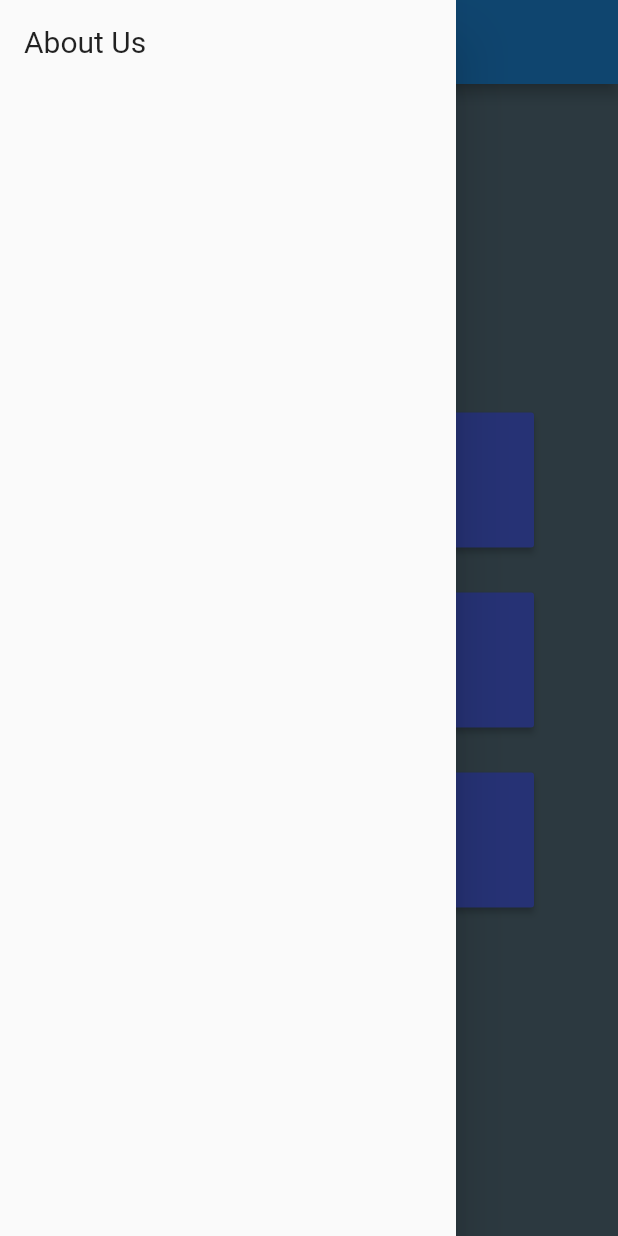
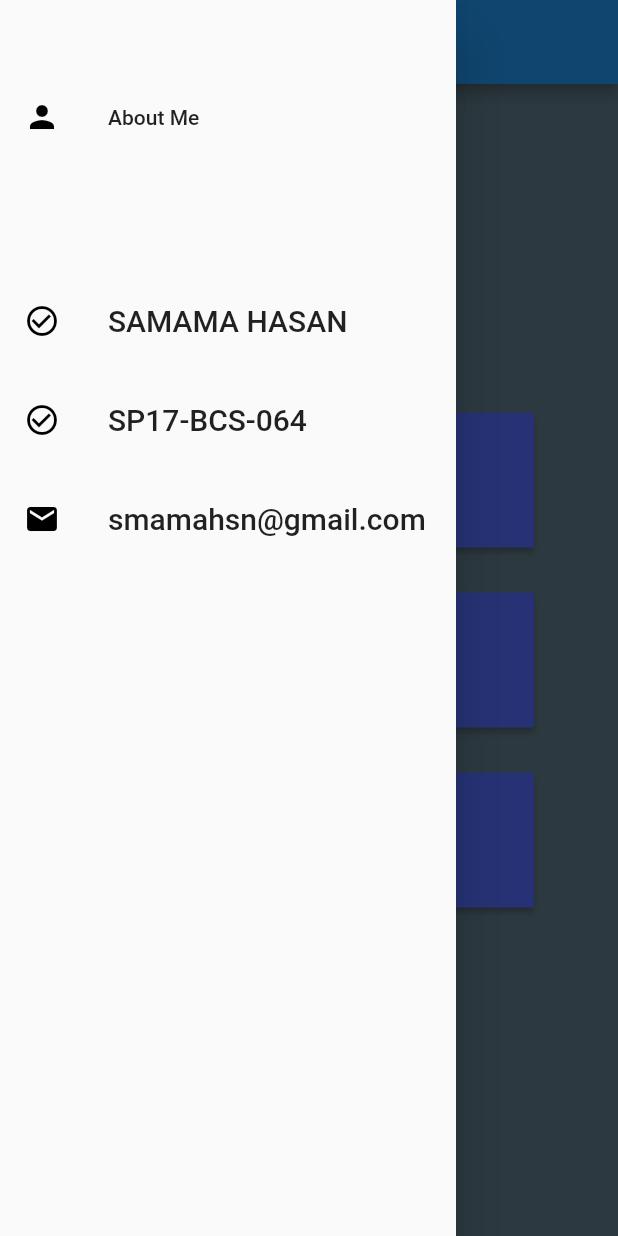
Before and after one commit to smamaHsn/Dice_flutterApplication.SP17-BCS-064, a Flutter app: the screen it shows after launch, with the side drawer open, on a phone screen of 412 x 824 dp. Run offline on Flutter 3.47's test engine with Material 2 defaults, Android fonts, the phone set to English and light mode, and no system bars.

Commit message:
Final UI Improvement + Funtionality Improvements

```diff
--- /dev/null
+++ b/lib/AboutUs.dart
@@ -0,0 +1,63 @@
+import 'package:flutter/cupertino.dart';
+import 'package:flutter/material.dart';
+import 'selectionpage.dart';
+
+
+class aboutus extends StatelessWidget {
+  @override
+  Widget build(BuildContext context) {
+    return Scaffold(
+      body: Column(children: [
+        Container(
+          child: Padding(
+            padding: EdgeInsets.only(top: 50.0),
+
+            child: Column(children: [
+              ListTile(
+                onTap: (){},
+                leading: Icon(
+                  Icons.person,
+                  color: Colors.black,
+                ),
+                title: Text("About Me"),
+              ),
+              SizedBox(height: 80.0,),
+              ListTile(
+                onTap: (){},
+                leading: Icon(
+                  Icons.check_circle_outline,
+                  color: Colors.black,
+                ),
+                title: Text("SAMAMA HASAN", style: TextStyle(fontSize: 20),),
+              ),
+              SizedBox(height: 10.0,),
+              ListTile(
+                onTap: (){},
+                leading: Icon(
+                  Icons.check_circle_outline,
+                  color: Colors.black,
+                ),
+                title: Text("SP17-BCS-064", style: TextStyle(fontSize: 20),),
+              ),
+              SizedBox(height: 10.0,),
+              ListTile(
+                onTap: (){},
+                leading: Icon(
+                  Icons.email,
+                  color: Colors.black,
+                ),
+                title: Text("smamahsn@gmail.com", style: TextStyle(fontSize: 20),),
+              ),
+            ]
+
+            ),
+
+          )
+        )
+
+      ],),
+
+
+    );
+  }
+}
--- a/lib/selectionpage.dart
+++ b/lib/selectionpage.dart
@@ -2,6 +2,8 @@ import 'package:flutter/material.dart';
 import 'main.dart';
 import 'dart:io';
 import 'package:dice_2ndsesional/easylevel.dart';
+import 'package:dice_2ndsesional/Hardlevelfuntionality.dart';
+import 'AboutUs.dart';
 
 class selectionpage extends StatefulWidget {
   @override
@@ -17,24 +19,7 @@ class _selectionpageState extends State<selectionpage> {
           title: Text("Select The level"),
           ),
         drawer: Drawer(
-          child: ListView(
-            children: <Widget>[
-              ListTile(
-                title: SafeArea(
-                  child: Text('About Us',style: TextStyle(
-                      fontSize: 20.0,
-                      fontWeight: FontWeight.w400
-                  ),),
-                ),
-                onTap: (){
-                  // Navigator.push(
-                  //   context,
-                  //   MaterialPageRoute(builder: (context) => InitialRoute()),
-                  // );
-                },
-              ),
-            ],
-          ),
+         child: aboutus(),
         ),
         backgroundColor: Colors.blueGrey,
         body: SafeArea(
@@ -71,10 +56,10 @@ class _selectionpageState extends State<selectionpage> {
                   child: RaisedButton(
                       color: Color(0xFF536DFE),
                     onPressed: () {
-                      // Navigator.push(
-                      //   context,
-                      //   MaterialPageRoute(builder: (context) => hard()),
-                      // );
+                      Navigator.push(
+                        context,
+                        MaterialPageRoute(builder: (context) => hardlevel()),
+                      );
                     },
                     child: Text(
                       " Hard Mode ",
```
Also changed, not shown: lib/GuessDice.dart (added, +118 -0 lines), lib/Hardlevelfuntionality.dart (+156 -55 lines), lib/easylevel.dart (+21 -21 lines), lib/page1.dart (+15 -15 lines).
